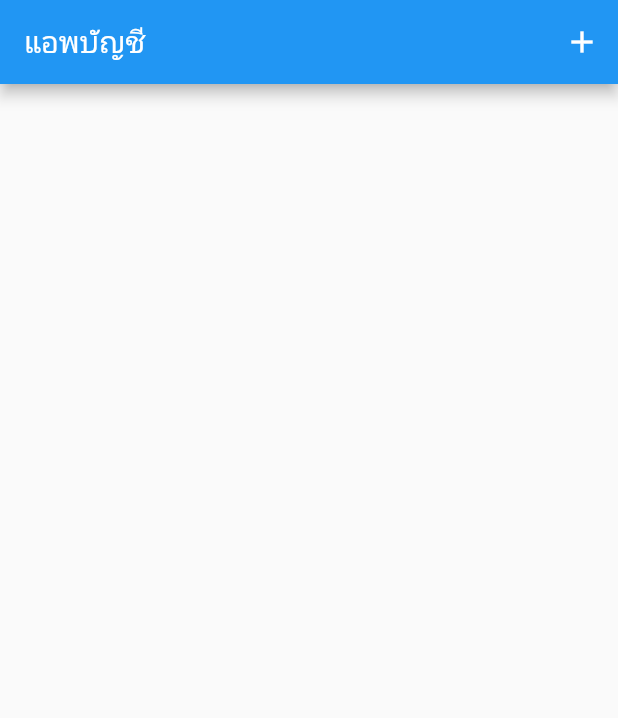
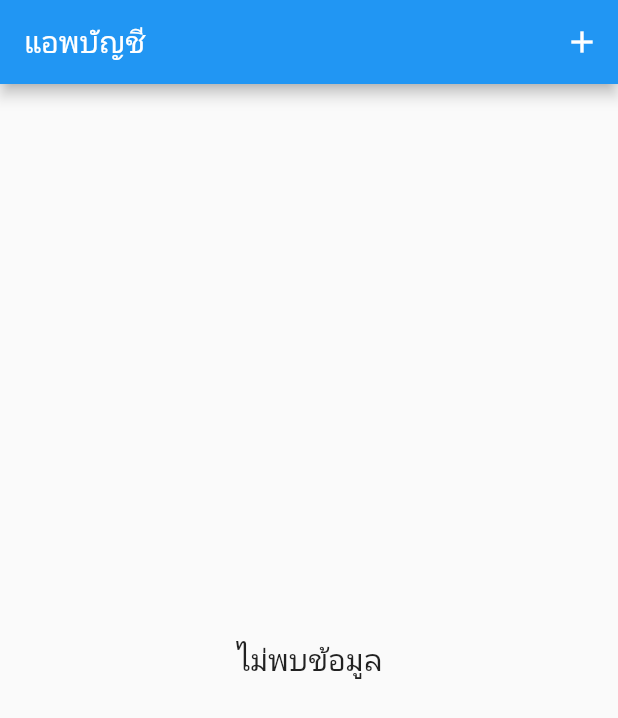
Before and after one commit to sarawut-bank/Lab5_Saraut, a Flutter app: the screen it shows after launch, on a phone screen of 412 x 824 dp. Shown: the top 718 px of the screen. Run offline on Flutter 3.47's test engine with Material 2 defaults, Android fonts, the phone set to English and light mode, and no system bars.

Commit message:
จัดรูปแบบแสดงผล

```diff
--- a/lib/main.dart
+++ b/lib/main.dart
@@ -20,6 +20,7 @@ class MyApp extends StatelessWidget {
         })
       ],
       child: MaterialApp(
+        debugShowCheckedModeBanner: false,
         title: 'Flutter Demo',
         theme: ThemeData(
           primarySwatch: Colors.blue,
@@ -58,8 +59,17 @@ class _MyHomePageState extends State<MyHomePage> {
         ),
         body: Consumer(
           builder: (context, TransactionProvider provider, child) {
+            var count = provider.transactions.length;
+            if (count <= 0) {
+              return Center(
+                child: Text(
+                  "ไม่พบข้อมูล",
+                  style: TextStyle(fontSize: 20),
+                ),
+              );
+            } else {
               return ListView.builder(
-                itemCount: provider.transactions.length,
+                  itemCount: count,
                   itemBuilder: (context, int index) {
                     Transaction data = provider.transactions[index];
                     return Card(
@@ -77,6 +87,7 @@ class _MyHomePageState extends State<MyHomePage> {
                       ),
                     );
                   });
+            }
           },
         ));
   }
```
Lines whose indentation alone changed are shown as unchanged.
